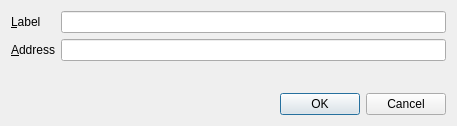
Before: the Qt Designer form src/qt/forms/editaddressdialog.ui in mcobitcoin/mcobit, drawn with Qt 5.
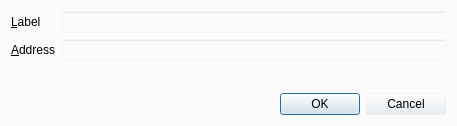
After: the same form once the commit is applied. Icons and pictures are not drawn.

The edit to the form file:
```diff
--- a/src/qt/forms/editaddressdialog.ui
+++ b/src/qt/forms/editaddressdialog.ui
@@ -14,7 +14,7 @@
    <string>Edit Address</string>
   </property>
   <property name="styleSheet">
-   <string notr="true">background-image: url(:/images/2s);</string>
+   <string notr="true">background:rgba(232, 236, 241, 0.1);</string>
   </property>
   <layout class="QVBoxLayout" name="verticalLayout">
    <item>
```
